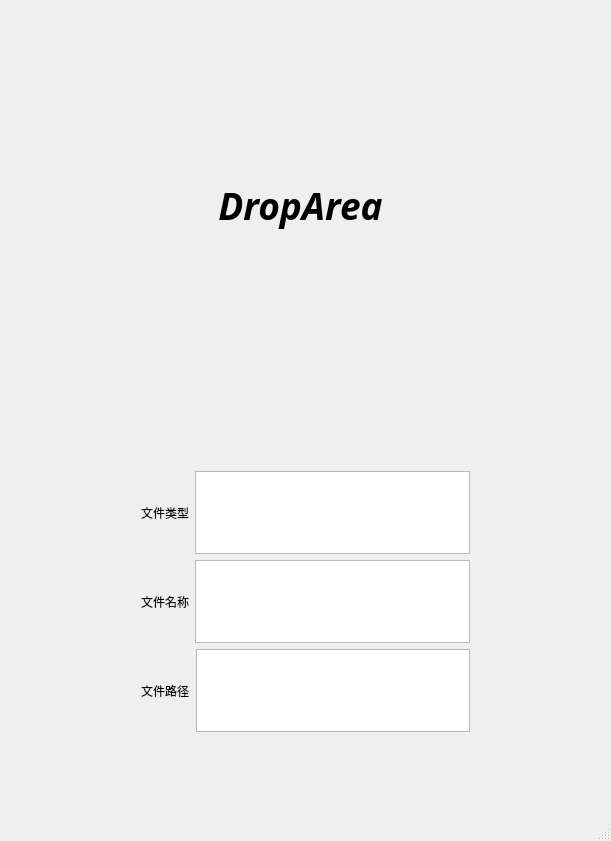
First picture: the form in DragDrop/DragDrop.ui, repository zhanlutuzi/QtLearning, before the edit.
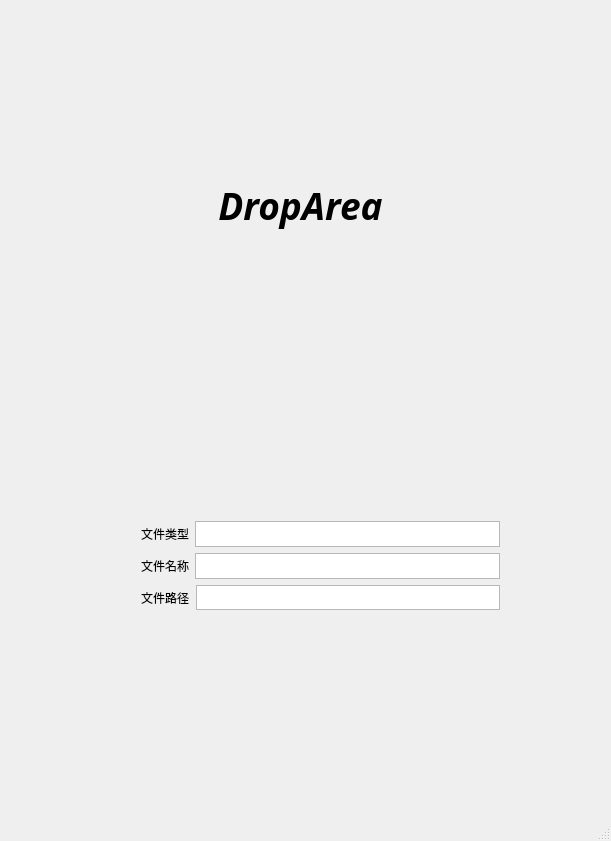
Second picture: the form after the edit. Custom widgets are drawn as their Qt base class.

Diff of the .ui file:
```diff
--- a/DragDrop/DragDrop.ui
+++ b/DragDrop/DragDrop.ui
@@ -57,9 +57,9 @@
     <property name="geometry">
      <rect>
       <x>130</x>
-      <y>460</y>
-      <width>351</width>
-      <height>283</height>
+      <y>510</y>
+      <width>381</width>
+      <height>111</height>
      </rect>
     </property>
     <layout class="QVBoxLayout" name="verticalLayout">
@@ -78,7 +78,11 @@
         </widget>
        </item>
        <item>
-        <widget class="QTextEdit" name="FileTypeText"/>
+        <widget class="QTextEdit" name="FileTypeText">
+         <property name="readOnly">
+          <bool>true</bool>
+         </property>
+        </widget>
        </item>
       </layout>
      </item>
@@ -97,7 +101,11 @@
         </widget>
        </item>
        <item>
-        <widget class="QTextEdit" name="FileNameText"/>
+        <widget class="QTextEdit" name="FileNameText">
+         <property name="readOnly">
+          <bool>true</bool>
+         </property>
+        </widget>
        </item>
       </layout>
      </item>
@@ -116,7 +124,11 @@
         </widget>
        </item>
        <item>
-        <widget class="QTextEdit" name="FilePathText"/>
+        <widget class="QTextEdit" name="FilePathText">
+         <property name="readOnly">
+          <bool>true</bool>
+         </property>
+        </widget>
        </item>
       </layout>
      </item>
```
